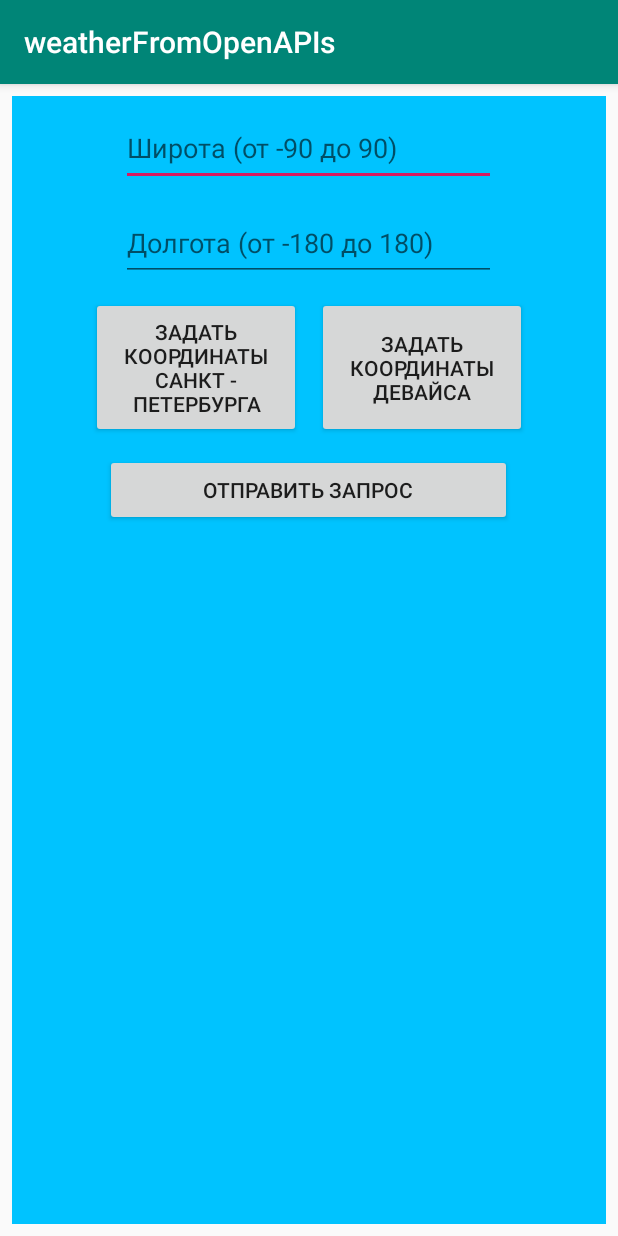
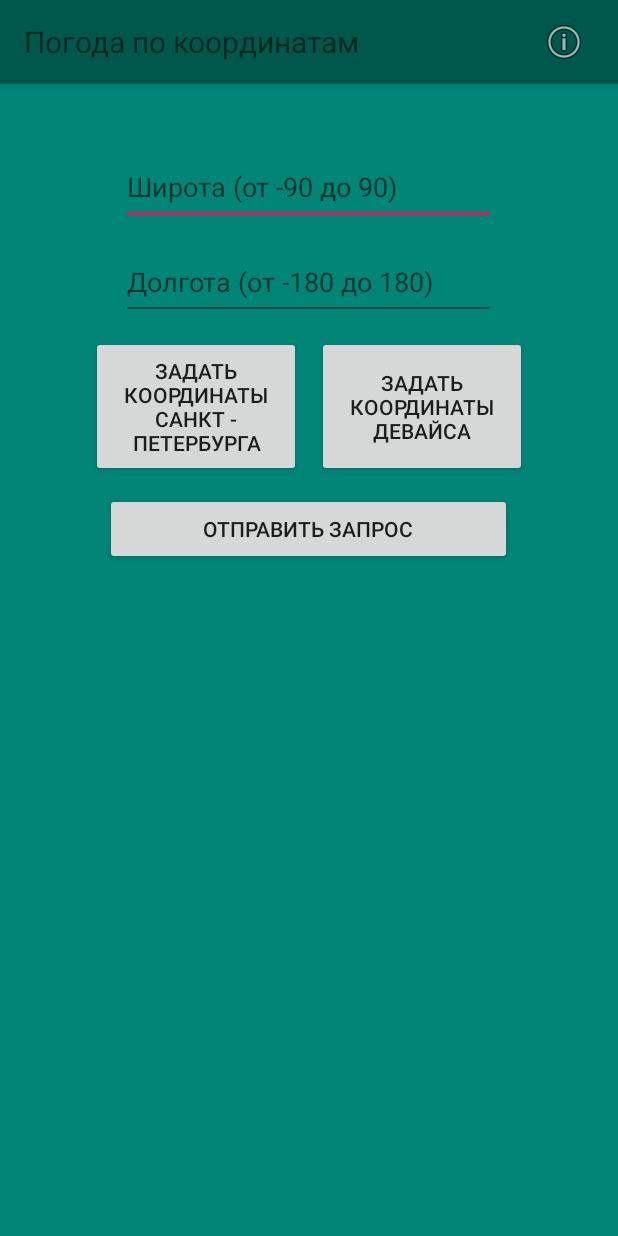
Before and after one commit to Kochenkov/Android-Java-WeatherFromOpenAPI, an Android app: the screen it shows after launch (MainActivity), on a phone screen of 412 x 824 dp. Run offline under Robolectric (Android 15) with nearby library versions, the phone set to English and light mode, and no system bars.

Commit message:
added toolbar and alert

```diff
--- a/app/src/main/java/com/vkochenkov/weatherfromopenapis/MainActivity.java
+++ b/app/src/main/java/com/vkochenkov/weatherfromopenapis/MainActivity.java
@@ -2,6 +2,7 @@ package com.vkochenkov.weatherfromopenapis;
 
 import android.Manifest;
 import android.content.Context;
+import android.content.DialogInterface;
 import android.content.pm.PackageManager;
 import android.location.Location;
 import android.location.LocationListener;
@@ -9,7 +10,9 @@ import android.location.LocationManager;
 import android.os.Bundle;
 import android.os.Looper;
 import android.support.v4.app.ActivityCompat;
+import android.support.v7.app.AlertDialog;
 import android.support.v7.app.AppCompatActivity;
+import android.support.v7.widget.Toolbar;
 import android.util.Log;
 import android.view.View;
 import android.widget.EditText;
@@ -34,6 +37,7 @@ public class MainActivity extends AppCompatActivity {
     private EditText latitudeField;
     private EditText longitudeField;
     private ImageView iconViewImage;
+    private Toolbar toolbar;
 
     //параметры, проставляемые в урл
     private String KEY = "f5483d10bb2fca550ed960234826950f"; //ключ доступа аккаунта к АПИ
@@ -71,6 +75,9 @@ public class MainActivity extends AppCompatActivity {
         longitudeField = findViewById(R.id.edt_longitude);
         latitudeField = findViewById(R.id.edt_latitude);
         iconViewImage = findViewById(R.id.img_view_icon);
+
+        toolbar = findViewById(R.id.toolbar);
+        setSupportActionBar(toolbar);
 
     }
 
@@ -264,4 +271,20 @@ public class MainActivity extends AppCompatActivity {
         @Override
         public void onProviderDisabled(String provider) { }
     };
+
+    public void showProgramInfo(View view) {
+        AlertDialog.Builder builder = new AlertDialog.Builder(MainActivity.this);
+        builder.setTitle("Важное сообщение!")
+                .setMessage("тест!")
+                //.setIcon(R.drawable.ic_android_cat)
+                .setCancelable(false)
+                .setNegativeButton("ок, тест",
+                        new DialogInterface.OnClickListener() {
+                            public void onClick(DialogInterface dialog, int id) {
+                                dialog.cancel();
+                            }
+                        });
+        AlertDialog alert = builder.create();
+        alert.show();
+    }
 }
--- a/app/src/main/res/layout/activity_main.xml
+++ b/app/src/main/res/layout/activity_main.xml
@@ -1,19 +1,25 @@
 <?xml version="1.0" encoding="utf-8"?>
-<android.support.constraint.ConstraintLayout xmlns:android="http://schemas.android.com/apk/res/android"
+<RelativeLayout xmlns:android="http://schemas.android.com/apk/res/android"
     xmlns:app="http://schemas.android.com/apk/res-auto"
     xmlns:tools="http://schemas.android.com/tools"
     android:layout_width="match_parent"
     android:layout_height="match_parent"
-    android:padding="8dp"
     tools:context=".MainActivity">
+
+    <include
+        android:id="@+id/toolbar"
+        layout="@layout/toolbar">
+    </include>
 
     <ScrollView
         android:id="@+id/myview"
         android:layout_width="fill_parent"
         android:layout_height="fill_parent"
+        android:layout_alignTop="@+id/toolbar"
+        android:layout_marginTop="0dp"
+        android:background="@color/colorPrimary"
         android:orientation="vertical"
-        tools:ignore="MissingConstraints"
-        android:background="#00c3ff">
+        tools:ignore="MissingConstraints">
 
         <LinearLayout
             android:id="@+id/leaner_layout"
@@ -28,10 +34,11 @@
                 android:layout_gravity="center_horizontal"
                 android:layout_marginStart="8dp"
                 android:layout_marginLeft="8dp"
-                android:layout_marginTop="10dp"
+                android:layout_marginTop="100dp"
                 android:layout_marginEnd="8dp"
                 android:layout_marginRight="8dp"
                 android:layout_marginBottom="8dp"
+                android:digits="1234567890.-"
                 android:ems="10"
                 android:hint="Широта (от -90 до 90)"
                 app:layout_constraintBottom_toBottomOf="parent"
@@ -39,8 +46,7 @@
                 app:layout_constraintHorizontal_bias="0.496"
                 app:layout_constraintStart_toStartOf="parent"
                 app:layout_constraintTop_toTopOf="parent"
-                app:layout_constraintVertical_bias="0.012"
-                android:digits="1234567890.-"/>
+                app:layout_constraintVertical_bias="0.012" />
 
             <EditText
                 android:id="@+id/edt_longitude"
@@ -53,6 +59,7 @@
                 android:layout_marginEnd="5dp"
                 android:layout_marginRight="5dp"
                 android:layout_marginBottom="5dp"
+                android:digits="1234567890.-"
                 android:ems="10"
                 android:hint="Долгота (от -180 до 180)"
                 app:layout_constraintBottom_toBottomOf="parent"
@@ -60,15 +67,14 @@
                 app:layout_constraintHorizontal_bias="0.496"
                 app:layout_constraintStart_toStartOf="parent"
                 app:layout_constraintTop_toBottomOf="@+id/edt_latitude"
-                app:layout_constraintVertical_bias="0.0"
-                android:digits="1234567890.-"/>
+                app:layout_constraintVertical_bias="0.0" />
 
             <LinearLayout
                 android:id="@+id/leaner_inner_layout"
                 android:layout_width="wrap_content"
                 android:layout_height="wrap_content"
-                android:orientation="horizontal"
-                android:layout_gravity="center_horizontal">
+                android:layout_gravity="center_horizontal"
+                android:orientation="horizontal">
 
                 <Button
                     android:id="@+id/btn_set_spb_location"
@@ -154,6 +160,4 @@
 
     </ScrollView>
 
-
-
-</android.support.constraint.ConstraintLayout>
+</RelativeLayout>
--- /dev/null
+++ b/app/src/main/res/layout/toolbar.xml
@@ -0,0 +1,36 @@
+<?xml version="1.0" encoding="utf-8"?>
+<android.support.v7.widget.Toolbar xmlns:android="http://schemas.android.com/apk/res/android"
+    xmlns:app="http://schemas.android.com/apk/res-auto"
+    android:layout_width="match_parent"
+    android:layout_height="wrap_content"
+    android:background="@color/colorPrimaryDark"
+    android:elevation="4dp">
+
+    <RelativeLayout
+        android:layout_width="match_parent"
+        android:layout_height="match_parent"
+        android:gravity="center">
+
+        <TextView
+            android:layout_width="wrap_content"
+            android:layout_height="wrap_content"
+            android:layout_alignParentLeft="true"
+            android:layout_centerVertical="true"
+            android:gravity="bottom"
+            android:textSize="20sp"
+            android:text="Погода по координатам" />
+
+        <ImageButton
+            android:id="@+id/imageButton"
+            android:layout_width="wrap_content"
+            android:layout_height="wrap_content"
+            android:layout_alignParentRight="true"
+            android:layout_marginRight="20dp"
+            android:background="@color/colorPrimaryDark"
+            app:srcCompat="@android:drawable/ic_menu_info_details"
+            android:onClick="showProgramInfo"/>
+
+
+    </RelativeLayout>
+
+</android.support.v7.widget.Toolbar>
--- a/app/src/main/res/values/styles.xml
+++ b/app/src/main/res/values/styles.xml
@@ -1,7 +1,7 @@
 <resources>
 
     <!-- Base application theme. -->
-    <style name="AppTheme" parent="Theme.AppCompat.Light.DarkActionBar">
+    <style name="AppTheme" parent="Theme.AppCompat.Light.NoActionBar">
         <!-- Customize your theme here. -->
         <item name="colorPrimary">@color/colorPrimary</item>
         <item name="colorPrimaryDark">@color/colorPrimaryDark</item>
```
